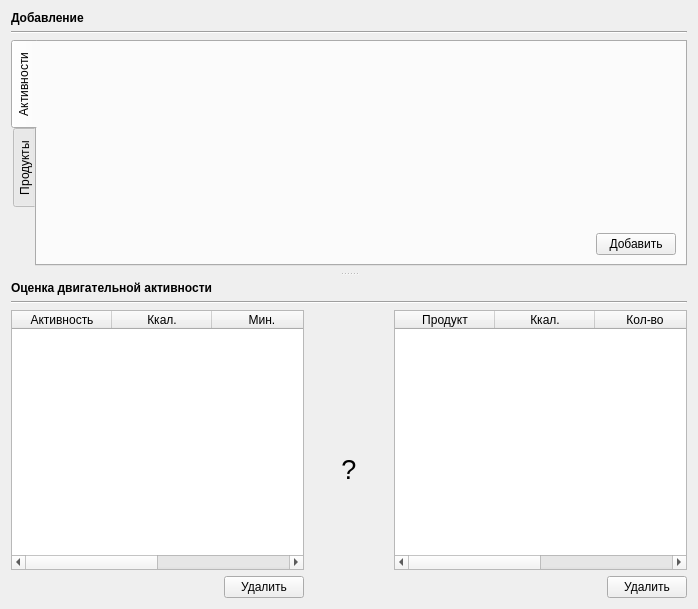
Before: the Qt Designer form project/forms/Activity_calculation.ui in Galoev/nutritionist-helper, drawn with Qt 5.
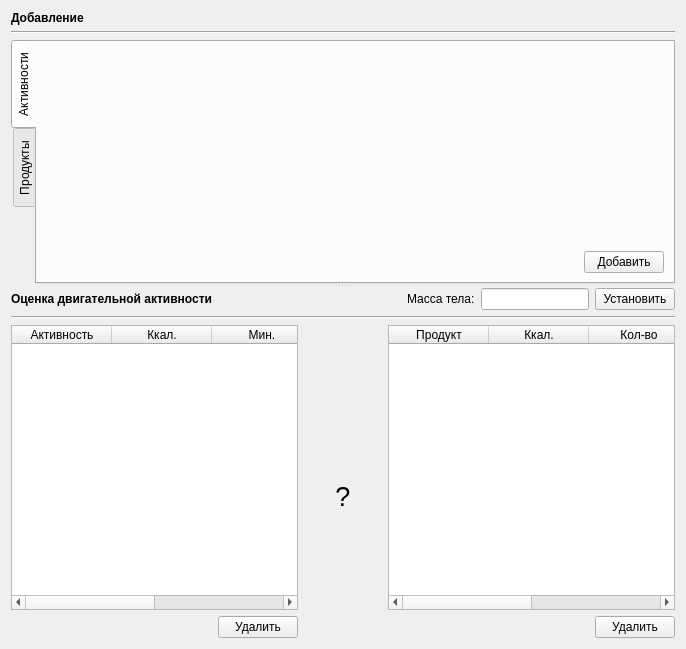
After: the same form once the commit is applied. Custom widgets are drawn as their Qt base class.

Diff of the .ui file:
```diff
--- a/project/forms/Activity_calculation.ui
+++ b/project/forms/Activity_calculation.ui
@@ -6,8 +6,8 @@
    <rect>
     <x>0</x>
     <y>0</y>
-    <width>698</width>
-    <height>609</height>
+    <width>686</width>
+    <height>649</height>
    </rect>
   </property>
   <property name="windowTitle">
@@ -16,15 +16,9 @@
   <layout class="QVBoxLayout" name="verticalLayout_4">
    <item>
     <widget class="QSplitter" name="splitter">
-     <property name="lineWidth">
-      <number>10</number>
-     </property>
      <property name="orientation">
       <enum>Qt::Vertical</enum>
      </property>
-     <property name="handleWidth">
-      <number>15</number>
-     </property>
      <widget class="QWidget" name="layoutWidget">
       <layout class="QVBoxLayout" name="verticalLayout_3">
        <item>
@@ -116,11 +110,45 @@
      <widget class="QWidget" name="layoutWidget">
       <layout class="QVBoxLayout" name="verticalLayout_2">
        <item>
-        <widget class="QLabel" name="label_4">
-         <property name="text">
-          <string>&lt;html&gt;&lt;head/&gt;&lt;body&gt;&lt;p&gt;&lt;span style=&quot; font-weight:600;&quot;&gt;Оценка двигательной активности&lt;/span&gt;&lt;/p&gt;&lt;/body&gt;&lt;/html&gt;</string>
-         </property>
-        </widget>
+        <layout class="QHBoxLayout" name="horizontalLayout_2" stretch="1,0,0,0,0">
+         <item>
+          <widget class="QLabel" name="label_4">
+           <property name="text">
+            <string>&lt;html&gt;&lt;head/&gt;&lt;body&gt;&lt;p&gt;&lt;span style=&quot; font-weight:600;&quot;&gt;Оценка двигательной активности&lt;/span&gt;&lt;/p&gt;&lt;/body&gt;&lt;/html&gt;</string>
+           </property>
+          </widget>
+         </item>
+         <item>
+          <spacer name="horizontalSpacer_5">
+           <property name="orientation">
+            <enum>Qt::Horizontal</enum>
+           </property>
+           <property name="sizeHint" stdset="0">
+            <size>
+             <width>10</width>
+             <height>20</height>
+            </size>
+           </property>
+          </spacer>
+         </item>
+         <item>
+          <widget class="QLabel" name="label_2">
+           <property name="text">
+            <string>Масса тела:</string>
+           </property>
+          </widget>
+         </item>
+         <item>
+          <widget class="QLineEdit" name="lineEdit_weight"/>
+         </item>
+         <item>
+          <widget class="QPushButton" name="pushButton_setWeight">
+           <property name="text">
+            <string>Установить</string>
+           </property>
+          </widget>
+         </item>
+        </layout>
        </item>
        <item>
         <widget class="Line" name="line">
```
